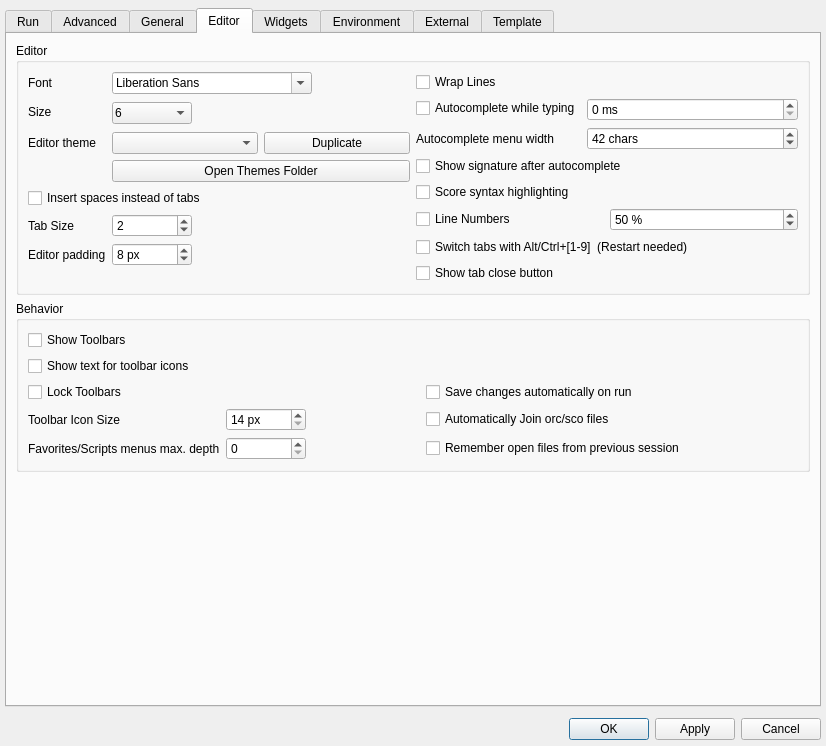
CsoundQt/CsoundQt, file src/configdialog.ui: the form before one commit.
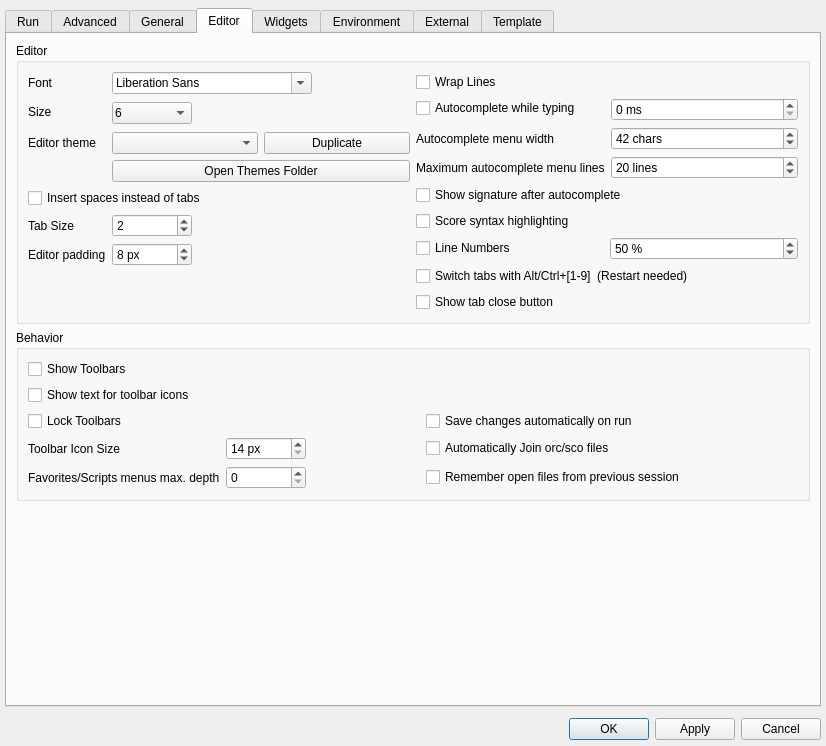
The form after the commit.

Commit message: Autocomplete popup: scrolling viewport, aligned columns, stable input

```diff
--- a/src/configdialog.ui
+++ b/src/configdialog.ui
@@ -1807,7 +1807,7 @@
                   </property>
                  </widget>
                 </item>
-                <item row="5" column="0" colspan="2">
+                <item row="6" column="0" colspan="2">
                  <layout class="QHBoxLayout" name="lineNumbersLayout">
                   <item>
                    <widget class="QCheckBox" name="lineNumbersCheckBox">
@@ -1840,8 +1840,8 @@
                   </item>
                  </layout>
                 </item>
-                <item row="4" column="0">
-                 <widget class="QCheckBox" name="highlightScoreCheckBox">
+                <item row="5" column="0">
+                  <widget class="QCheckBox" name="highlightScoreCheckBox">
                   <property name="toolTip">
                    <string>&lt;html&gt;&lt;head/&gt;&lt;body&gt;&lt;p&gt;Apply syntax highlighting to the score. &lt;/p&gt;&lt;p&gt;In very long scores, deactivating syntax highlighting can reduce loading time significantly&lt;/p&gt;&lt;/body&gt;&lt;/html&gt;</string>
                   </property>
@@ -1920,14 +1920,52 @@
                   </property>
                  </widget>
                 </item>
-                <item row="3" column="0" colspan="2">
+                <item row="3" column="0">
+                 <widget class="QLabel" name="autocompleteMenuMaxLinesLabel">
+                  <property name="toolTip">
+                   <string>Maximum number of autocomplete menu rows. A final “N more…” row indicates hidden suggestions.</string>
+                  </property>
+                  <property name="text">
+                   <string>Maximum autocomplete menu lines</string>
+                  </property>
+                 </widget>
+                </item>
+                <item row="3" column="1">
+                 <widget class="QSpinBox" name="autocompleteMenuMaxLinesSpinBox">
+                  <property name="minimumSize">
+                   <size>
+                    <width>80</width>
+                    <height>0</height>
+                   </size>
+                  </property>
+                  <property name="toolTip">
+                   <string>Maximum number of autocomplete menu rows. A final “N more…” row indicates hidden suggestions.</string>
+                  </property>
+                  <property name="suffix">
+                   <string> lines</string>
+                  </property>
+                  <property name="minimum">
+                   <number>2</number>
+                  </property>
+                  <property name="maximum">
+                   <number>100</number>
+                  </property>
+                  <property name="singleStep">
+                   <number>1</number>
+                  </property>
+                  <property name="value">
+                   <number>20</number>
+                  </property>
+                 </widget>
+                </item>
+                <item row="4" column="0" colspan="2">
                  <widget class="QCheckBox" name="autoParameterModeCheckBox">
                   <property name="text">
                    <string>Show signature after autocomplete</string>
                   </property>
                  </widget>
                 </item>
-                <item row="6" column="0" colspan="2">
+                <item row="7" column="0" colspan="2">
                  <widget class="QCheckBox" name="tabShortcutActiveCheckBox">
                   <property name="toolTip">
                    <string>Switch tabs using alt+[1-9] or control+[1-9] depending on the platform. Requires restart </string>
@@ -1940,7 +1978,7 @@
                   </property>
                  </widget>
                 </item>
-                <item row="7" column="0">
+                <item row="8" column="0">
                  <widget class="QCheckBox" name="tabCloseButtonCheckBox">
                   <property name="text">
                    <string>Show tab close button</string>
```
The commit also changes 9 other files.
